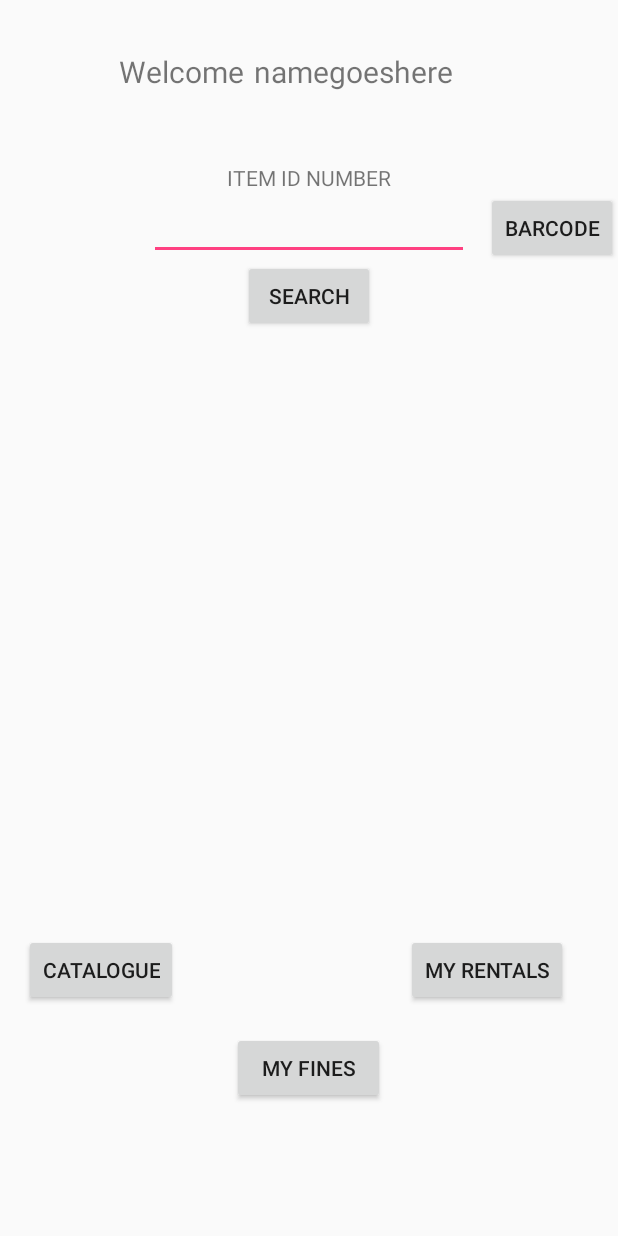
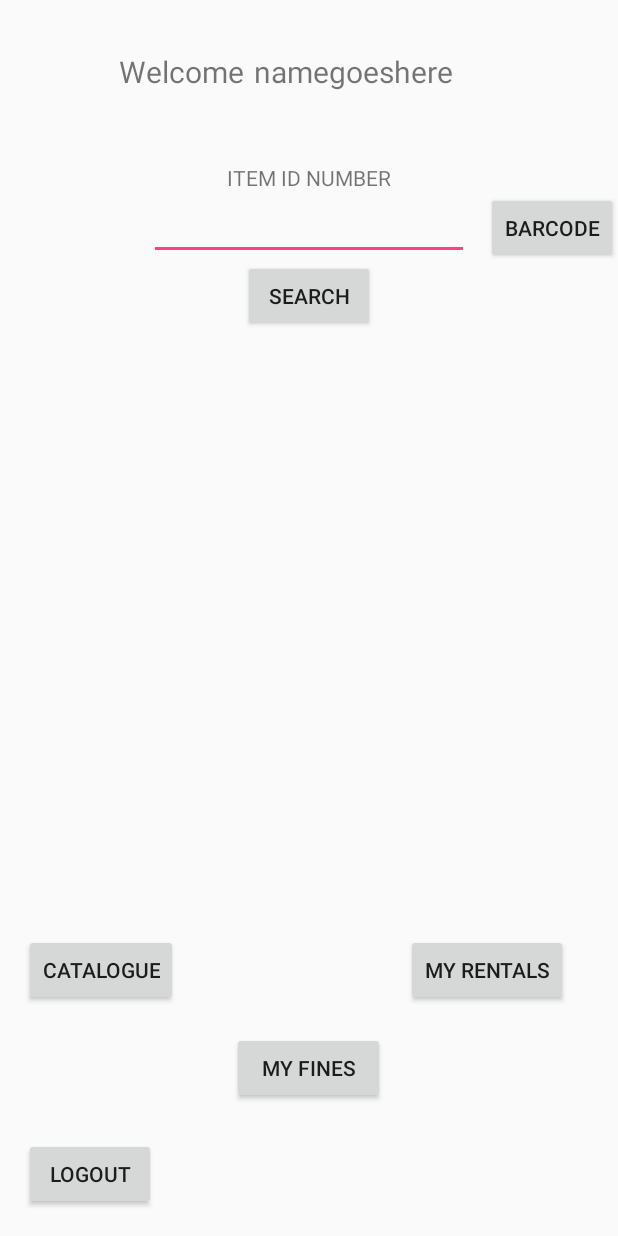
Before and after one commit to jasonhuang2/WillsLibrary, an Android app: the layout user_main_activity.xml on its own in the app's theme, with its tools: preview values and no code run, on a phone screen of 412 x 824 dp. Run offline under Robolectric (Android 15) with nearby library versions, the phone set to English and light mode, and no system bars.

Commit message:
-Pulling me from the dark ages

```diff
--- a/app/build.gradle
+++ b/app/build.gradle
@@ -18,10 +18,16 @@ android {
     }
 }
 
+repositories{
+    jcenter()
+}
+
 dependencies {
     implementation fileTree(include: ['*.jar'], dir: 'libs')
     implementation 'com.android.support:appcompat-v7:27.1.+'
     implementation 'com.android.support.constraint:constraint-layout:1.1.0'
+    // 'com.journeyapps:zxing-android-embedded:3.0.2@aar'
+    //implementation 'com.google.zxing:core:3.2.0'
     implementation 'com.android.support:design:27.1.1'
     androidTestImplementation 'com.android.support.test:runner:1.0.2'
     androidTestImplementation 'com.android.support.test.espresso:espresso-core:3.0.2'
--- a/app/src/main/java/com/example/jasonhuang/willslibrary/BookTab.java
+++ b/app/src/main/java/com/example/jasonhuang/willslibrary/BookTab.java
@@ -79,7 +79,7 @@ public class BookTab extends Fragment {
                 Log.d("query", "Image URL: " + rs1.getString(12));
             }
             */
-
+            conn.close();
             //ArrayAdapter<String> arrayAdapter = new ArrayAdapter<String>(this, android.R.layout.simple_list_item_1, bookstitle);
         }catch (SQLException e){
             Log.d("query", "Query of BookTab Failed");
--- a/app/src/main/java/com/example/jasonhuang/willslibrary/userCreationActivity.java
+++ b/app/src/main/java/com/example/jasonhuang/willslibrary/userCreationActivity.java
@@ -82,6 +82,7 @@ public class userCreationActivity extends AppCompatActivity {
             //errorBox.setText(query);
             stmt.execute(query);
             //INSERT INTO USERS (username,password,creation_date,address,first_name,last_name,amount_of_money,a_username) VALUES ('h','','2018-06-13','p','p','p',0.00,'ADMIN');
+            conn.close();
         }
         catch(SQLException e)
         {
--- a/app/src/main/res/layout/user_main_activity.xml
+++ b/app/src/main/res/layout/user_main_activity.xml
@@ -101,4 +101,14 @@
         android:onClick="barcodeScannerListener"
         android:text="BARCODE" />
 
+    <Button
+        android:id="@+id/logout"
+        android:layout_width="wrap_content"
+        android:layout_height="wrap_content"
+        android:layout_alignParentBottom="true"
+        android:layout_alignStart="@+id/catalogue_button"
+        android:layout_marginBottom="17dp"
+        android:onClick="logoutListener"
+        android:text="Logout" />
+
 </RelativeLayout>
```
Also changed, not shown: app/src/main/java/com/example/jasonhuang/willslibrary/MainActivity.java (+19 -4 lines), app/src/main/java/com/example/jasonhuang/willslibrary/userMainActivity.java (+9 -3 lines).
